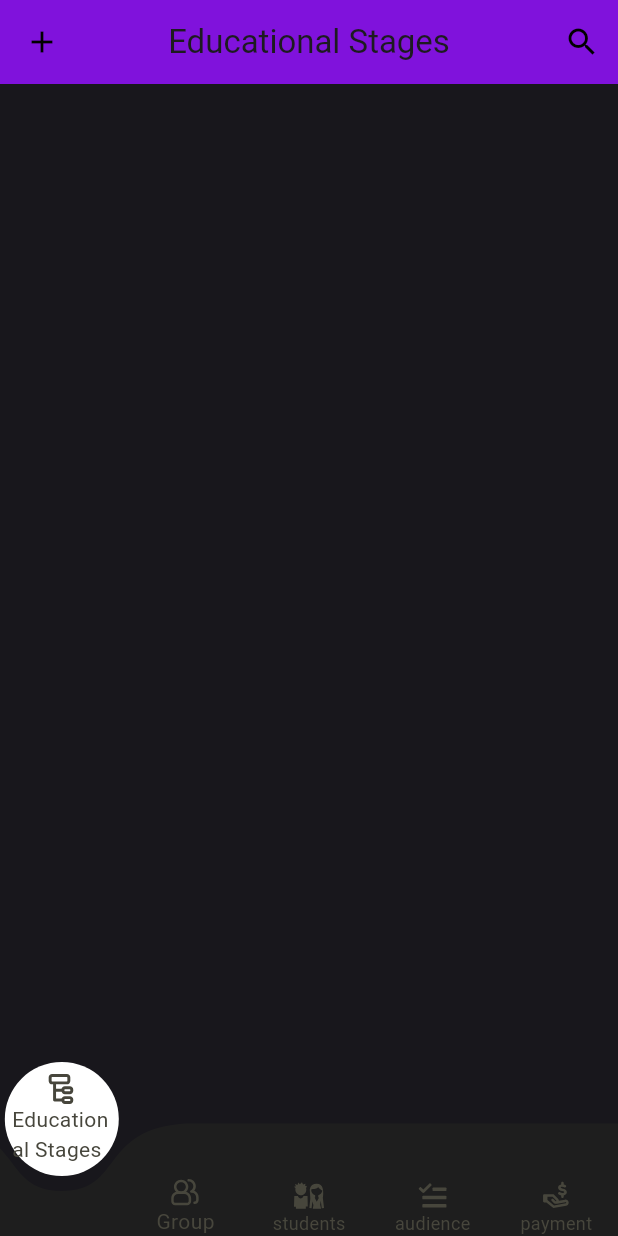
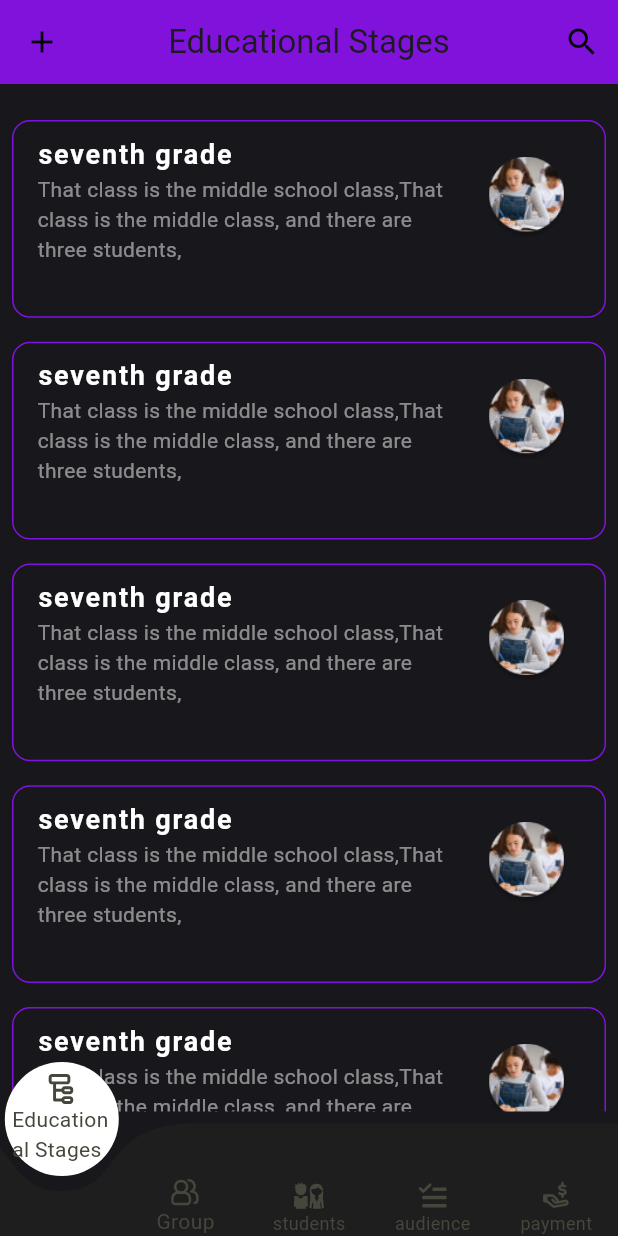
Before and after one commit to Fadyemil/Drosak_App, a Flutter app: the screen it shows after launch, on a phone screen of 412 x 824 dp. Run offline on Flutter 3.47's test engine with Material 3 defaults, Android fonts, the phone set to English and light mode, and no system bars; drawn by our look-alikes of curved_navigation_bar; our stand-ins replace flutter_bloc, flutter_svg.

Commit message:
educational_stages desing

```diff
--- a/lib/core/const/color_const.dart
+++ b/lib/core/const/color_const.dart
@@ -5,6 +5,7 @@ class ColorConst {
   static const Color kPrimaryColor = Color(0xff8012DC);
   static const Color kWhiteColor = Color(0xffffffff);
   static const Color kBlackLight = Color(0xff1E1E1E);
-  static const Color kGreyLight = Color(0xff47463C);
+  static const Color kGreyLight = Color.fromARGB(134, 71, 70, 60);
   static const Color kGrey1 = Color(0xff47463C);
+  static const Color kPrimaryColor1 = Color(0xff62FCD7);
 }
--- a/lib/presentation_layer/screen/educational_stages.dart
+++ b/lib/presentation_layer/screen/educational_stages.dart
@@ -1,5 +1,6 @@
-// ignore_for_file: must_be_immutable
-
+import 'package:drosak/presentation_layer/widget/educational_stages_widget/ed_st_body.dart';
+import 'package:drosak/presentation_layer/widget/educational_stages_widget/ed_st_bottm_sheet.dart';
+// import 'package:drosak/presentation_layer/widget/educational_stages_widget/ed_st_item_body.dart';
 import 'package:drosak/presentation_layer/widget/home_widget/app_bar.dart';
 import 'package:flutter/material.dart';
 import 'package:flutter/widgets.dart';
@@ -9,15 +10,28 @@ class EducationalStages extends StatelessWidget {
 
   @override
   Widget build(BuildContext context) {
-    return const Scaffold(
-      body: SingleChildScrollView(
-        child: Column(
-          children: [
-            AppBarApp(
-              text: 'Educational Stages',
-            ),
-          ],
-        ),
+    return Scaffold(
+      resizeToAvoidBottomInset: false,
+      body: Column(
+        children: [
+          AppBarApp(
+            text: 'Educational Stages',
+            add: () {
+              showModalBottomSheet(
+                backgroundColor: Color.fromARGB(255, 71, 70, 60),
+                isScrollControlled: true,
+                shape: RoundedRectangleBorder(
+                  borderRadius: BorderRadius.circular(16),
+                ),
+                context: context,
+                builder: (context) {
+                  return EdStBottmSheet();
+                },
+              );
+            },
+          ),
+          Expanded(child: EdStBody()),
+        ],
       ),
     );
   }
--- /dev/null
+++ b/lib/presentation_layer/widget/educational_stages_widget/ed_st_body.dart
@@ -0,0 +1,26 @@
+import 'package:drosak/presentation_layer/widget/educational_stages_widget/ed_st_item_body.dart';
+import 'package:flutter/material.dart';
+
+class EdStBody extends StatelessWidget {
+  const EdStBody({
+    super.key,
+  });
+
+  @override
+  Widget build(BuildContext context) {
+    return Column(
+      mainAxisSize: MainAxisSize.max,
+      children: [
+        SizedBox(height: 16),
+        Expanded(
+          child: ListView.builder(
+            itemCount: 10,
+            itemBuilder: (context, index) {
+              return EdStItemBody();
+            },
+          ),
+        ),
+      ],
+    );
+  }
+}
--- /dev/null
+++ b/lib/presentation_layer/widget/educational_stages_widget/ed_st_item_body.dart
@@ -0,0 +1,44 @@
+import 'package:drosak/core/const/color_const.dart';
+import 'package:flutter/material.dart';
+
+class EdStItemBody extends StatelessWidget {
+  const EdStItemBody({super.key});
+
+  @override
+  Widget build(BuildContext context) {
+    Size size = MediaQuery.of(context).size;
+    return Container(
+      // padding: EdgeInsets.all(8),
+      margin: EdgeInsets.all(8),
+      width: size.width,
+      height: size.height * 0.16,
+      decoration: BoxDecoration(
+        borderRadius: BorderRadius.circular(12),
+        border: Border.all(color: ColorConst.kPrimaryColor),
+      ),
+      child: ListTile(
+          title: Text(
+            'seventh grade',
+            style: TextStyle(
+              color: ColorConst.kWhiteColor,
+              fontSize: 18,
+              fontWeight: FontWeight.bold,
+              letterSpacing: 1.2,
+            ),
+          ),
+          subtitle: Text(
+            '''That class is the middle school class,That class is the middle class, and there are three students,
+for example.''',
+            textScaler: TextScaler.linear(1),
+            softWrap: false,
+            maxLines: 3,
+            overflow: TextOverflow.ellipsis,
+            style: TextStyle(
+              color: ColorConst.kWhiteColor.withOpacity(0.5),
+              fontSize: 14,
+            ),
+          ),
+          trailing: Image.asset('assets/images/test.png')),
+    );
+  }
+}
```
Also changed, not shown: lib/presentation_layer/widget/educational_stages_widget/add_ed_st_form.dart (added, +65 -0 lines), lib/presentation_layer/widget/educational_stages_widget/ed_st_bottm_sheet.dart (added, +19 -0 lines), lib/presentation_layer/widget/show_mode_botton_sheet/custom_botton.dart (added, +43 -0 lines), lib/presentation_layer/widget/show_mode_botton_sheet/custom_text_filed.dart (added, +52 -0 lines).
